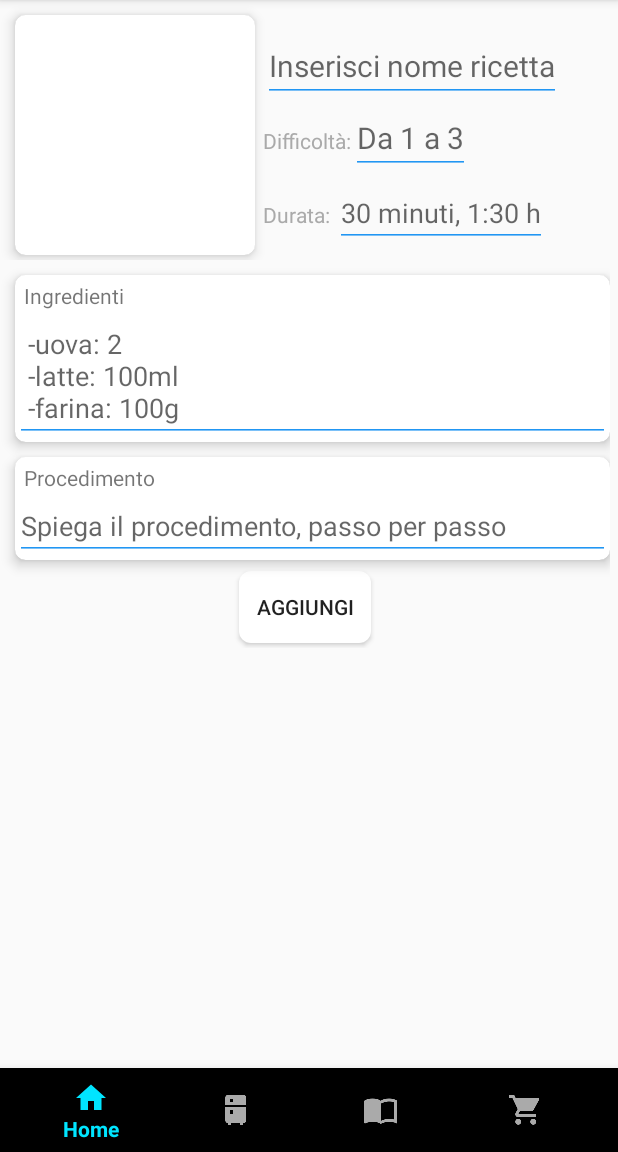
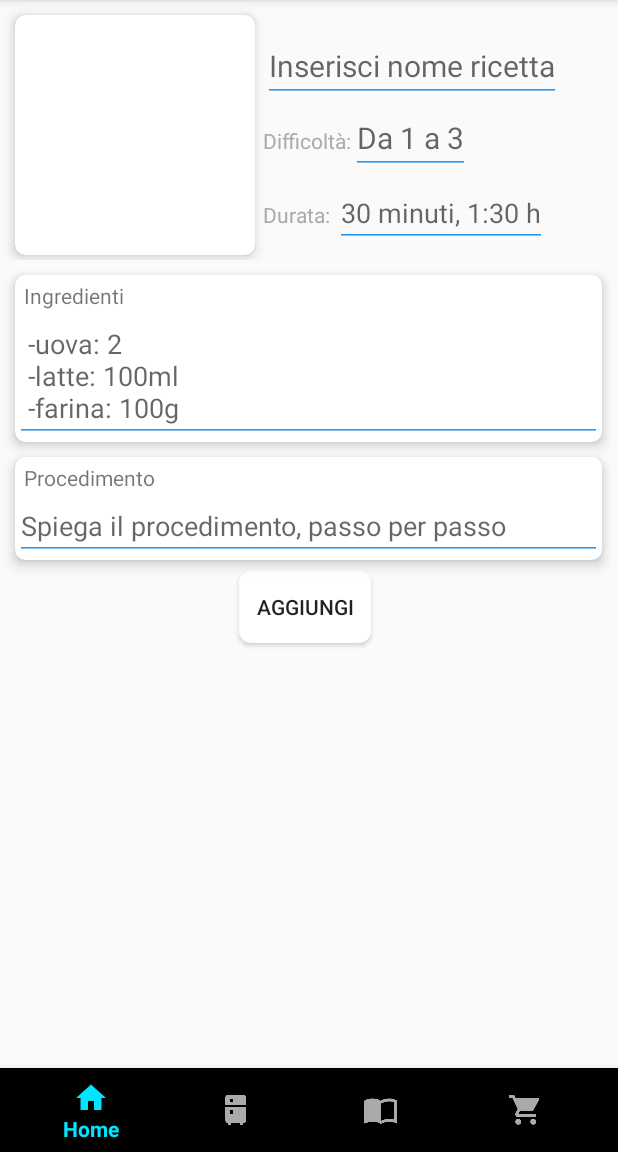
Before and after one commit to alesala95/progetto_domotica, an Android app: the fragment CreateRecipeFragment placed in its activity, on a phone screen of 412 x 824 dp, the part 84-1236 px from its top. Run offline under Robolectric (Android 15) with nearby library versions, the phone set to English and light mode, and no system bars.

Commit message:
modifiche layout

```diff
--- a/SmartFridge_fragment/app/src/main/res/layout/fragment_create_recipe.xml
+++ b/SmartFridge_fragment/app/src/main/res/layout/fragment_create_recipe.xml
@@ -15,7 +15,9 @@
             android:layout_width="match_parent"
             android:layout_height="wrap_content"
             android:orientation="vertical"
-            android:layout_marginRight="5dp">
+            android:layout_marginRight="5dp"
+            android:paddingBottom="5dp"
+            >
 
             <LinearLayout
                 android:layout_width="match_parent"
@@ -130,13 +132,15 @@
                     app:cardElevation="5dp"
                     app:cardCornerRadius="7dp"
                     android:layout_marginLeft="10dp"
+                    android:layout_marginRight="5dp"
                     android:layout_marginTop="10dp">
 
 
                     <LinearLayout
                         android:layout_width="match_parent"
                         android:layout_height="wrap_content"
-                        android:orientation="vertical">
+                        android:orientation="vertical"
+                        >
 
                         <TextView
                             android:layout_width="match_parent"
@@ -165,13 +169,16 @@
                     app:cardElevation="5dp"
                     app:cardCornerRadius="7dp"
                     android:layout_marginLeft="10dp"
-                    android:layout_marginTop="10dp">
+                    android:layout_marginTop="10dp"
+                    android:layout_marginRight="5dp">
 
 
                     <LinearLayout
                         android:layout_width="match_parent"
                         android:layout_height="wrap_content"
-                        android:orientation="vertical">
+                        android:orientation="vertical"
+
+                        >
 
                         <TextView
                             android:layout_width="match_parent"
@@ -204,7 +211,7 @@
                     android:layout_height="wrap_content"
                     android:layout_marginTop="7dp"
                     android:text="Aggiungi"
-                    android:layout_marginBottom="3dp"
+                    android:layout_marginBottom="5dp"
                     android:background="@drawable/rounded_style"
 
                     />
```
Also changed, not shown: SmartFridge_fragment/app/src/main/java/com/example/itsadmin/smartfridge_fragment/Setting/Fragments/NotificationFragment.java (line endings or trailing spaces).
